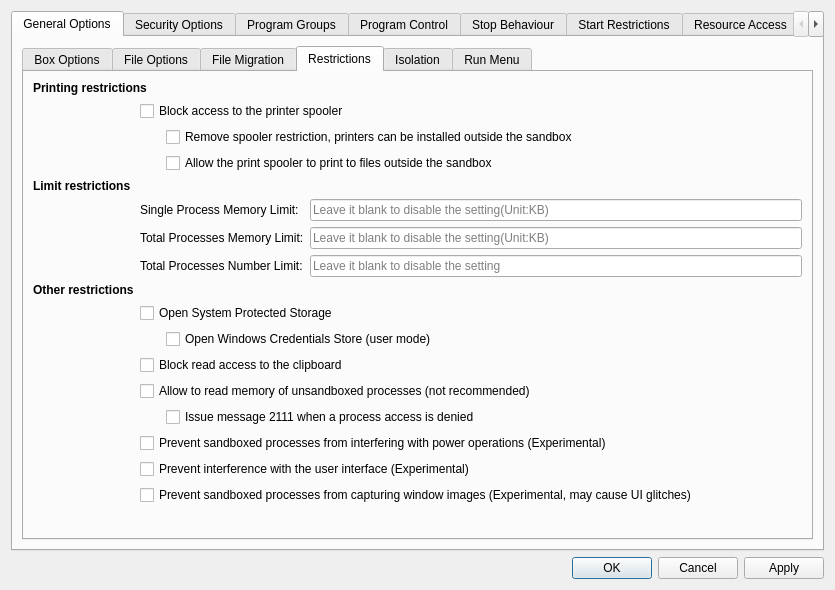
Qt form SandboxiePlus/SandMan/Forms/OptionsWindow.ui (sandboxie-plus/Sandboxie) before a commit.
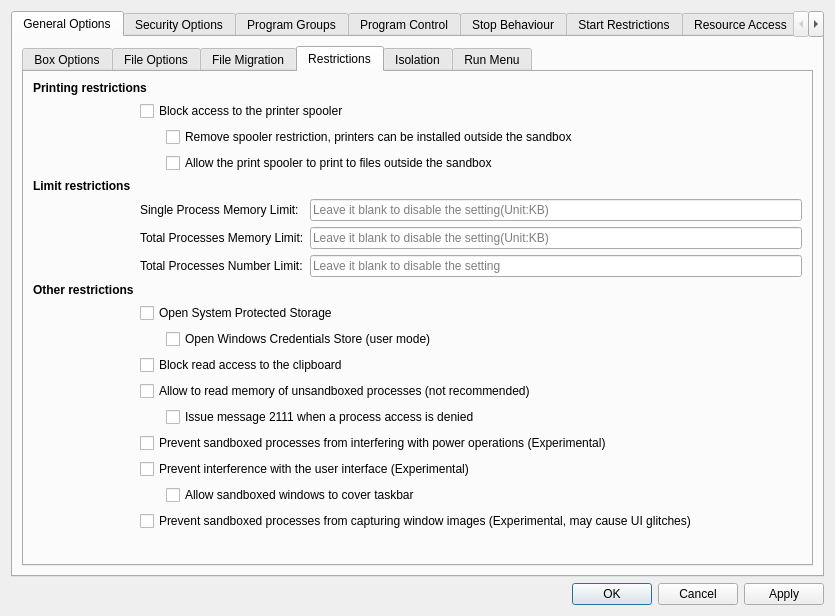
The same form after that commit.

Diff of the .ui file:
```diff
--- a/SandboxiePlus/SandMan/Forms/OptionsWindow.ui
+++ b/SandboxiePlus/SandMan/Forms/OptionsWindow.ui
@@ -717,7 +717,7 @@
                </property>
               </widget>
              </item>
-             <item row="4" column="0" colspan="2">
+             <item row="4" column="0">
               <widget class="QLabel" name="lblLimit">
                <property name="font">
                 <font>
@@ -864,7 +864,14 @@
                </property>
               </widget>
              </item>
-             <item row="16" column="1" colspan="3">
+             <item row="16" column="2" colspan="2">
+              <widget class="QCheckBox" name="chkCoverBar">
+               <property name="text">
+                <string>Allow sandboxed windows to cover taskbar</string>
+               </property>
+              </widget>
+             </item>
+             <item row="17" column="1" colspan="3">
               <widget class="QCheckBox" name="chkBlockCapture">
                <property name="toolTip">
                 <string>This feature does not block all means of obtaining a screen capture, only some common ones.</string>
@@ -874,7 +881,7 @@
                </property>
               </widget>
              </item>
-             <item row="17" column="1">
+             <item row="18" column="1">
               <spacer name="verticalSpacer_12">
                <property name="orientation">
                 <enum>Qt::Vertical</enum>
```
Left out of the diff: 2 changed lines with no effect on the pictures.
